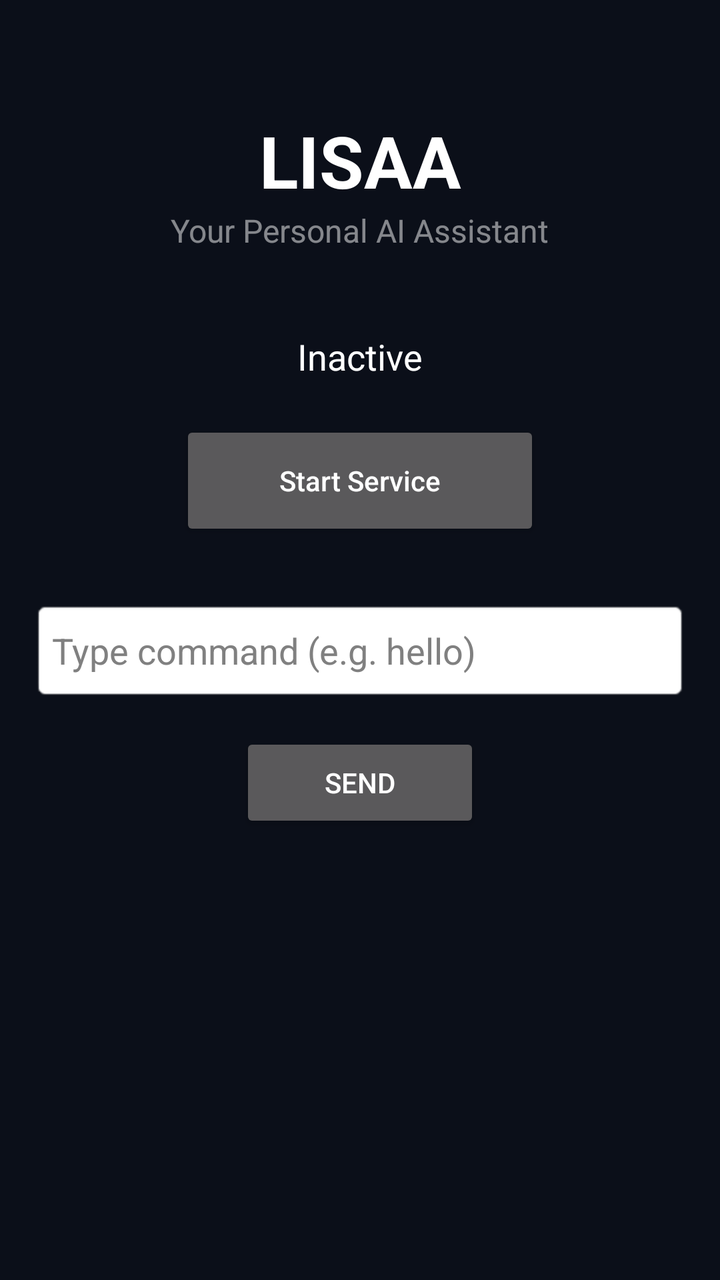
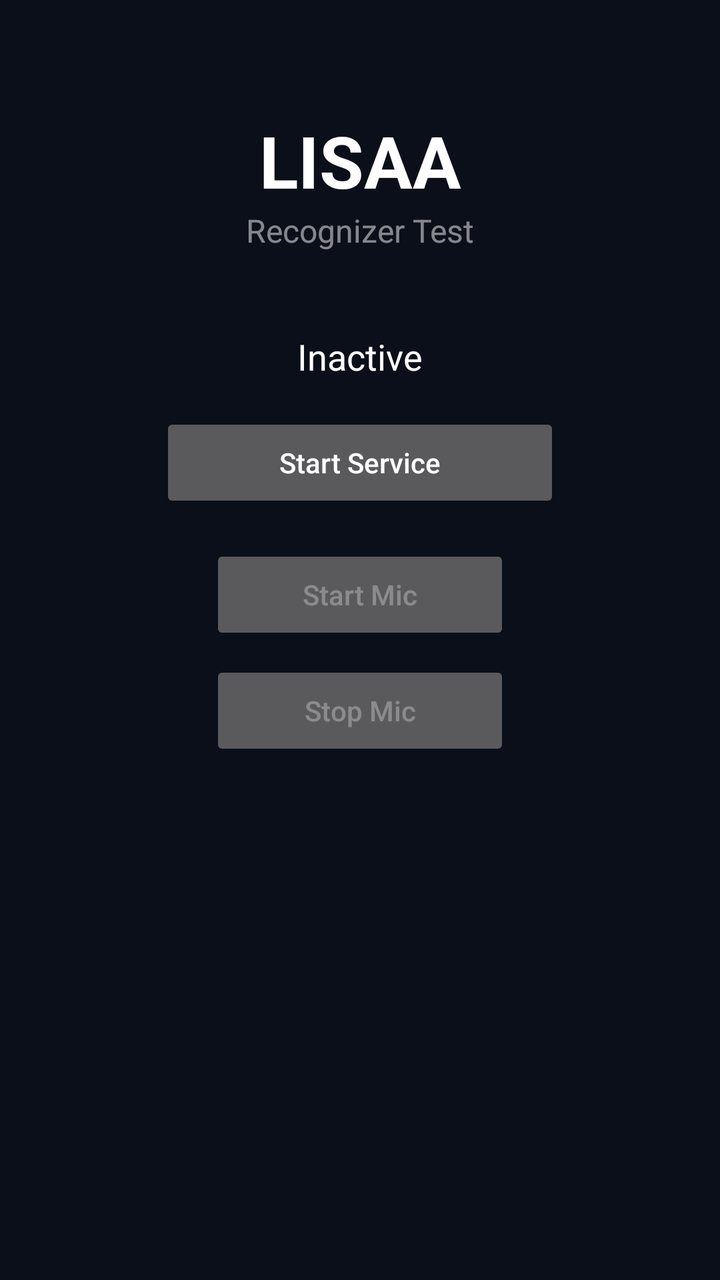

Before-and-after screenshots of an Android layout around one commit, followed by the original layout XML and the change that was made.
<!-- AndroidManifest.xml: application theme Theme.LISAA -->
<!-- res/layout/activity_main.xml -->
<?xml version="1.0" encoding="utf-8"?>
<androidx.constraintlayout.widget.ConstraintLayout
    xmlns:android="http://schemas.android.com/apk/res/android"
    xmlns:app="http://schemas.android.com/apk/res-auto"
    android:layout_width="match_parent"
    android:layout_height="match_parent"
    android:background="#0B0F19"
    android:padding="16dp">

    <TextView
        android:id="@+id/title"
        android:layout_width="wrap_content"
        android:layout_height="wrap_content"
        android:text="LISAA"
        android:textSize="36sp"
        android:textStyle="bold"
        android:textColor="#FFFFFF"
        app:layout_constraintTop_toTopOf="parent"
        app:layout_constraintStart_toStartOf="parent"
        app:layout_constraintEnd_toEndOf="parent"
        android:layout_marginTop="40dp"/>

    <TextView
        android:id="@+id/subtitle"
        android:layout_width="wrap_content"
        android:layout_height="wrap_content"
        android:text="Your Personal AI Assistant"
        android:textColor="#80FFFFFF"
        android:textSize="16sp"
        app:layout_constraintTop_toBottomOf="@id/title"
        app:layout_constraintStart_toStartOf="parent"
        app:layout_constraintEnd_toEndOf="parent"/>

    <TextView
        android:id="@+id/statusText"
        android:layout_width="wrap_content"
        android:layout_height="wrap_content"
        android:text="Inactive"
        android:textColor="#FFFFFF"
        android:textSize="18sp"
        android:layout_marginTop="40dp"
        app:layout_constraintTop_toBottomOf="@id/subtitle"
        app:layout_constraintStart_toStartOf="parent"
        app:layout_constraintEnd_toEndOf="parent"/>

    <Button
        android:id="@+id/toggleButton"
        android:layout_width="180dp"
        android:layout_height="60dp"
        android:text="Start Service"
        android:textAllCaps="false"
        app:layout_constraintTop_toBottomOf="@id/statusText"
        app:layout_constraintStart_toStartOf="parent"
        app:layout_constraintEnd_toEndOf="parent"
        android:layout_marginTop="20dp"/>

    <EditText
        android:id="@+id/testInput"
        android:layout_width="0dp"
        android:layout_height="50dp"
        android:hint="Type command (e.g. hello)"
        android:textColorHint="#808080"
        android:textColor="#FFFFFF"
        android:background="@android:drawable/editbox_background"
        android:padding="10dp"
        app:layout_constraintTop_toBottomOf="@id/toggleButton"
        app:layout_constraintStart_toStartOf="parent"
        app:layout_constraintEnd_toEndOf="parent"
        android:layout_marginTop="30dp"/>

    <Button
        android:id="@+id/testButton"
        android:layout_width="120dp"
        android:layout_height="50dp"
        android:text="Send"
        app:layout_constraintTop_toBottomOf="@id/testInput"
        app:layout_constraintStart_toStartOf="parent"
        app:layout_constraintEnd_toEndOf="parent"
        android:layout_marginTop="16dp"/>

</androidx.constraintlayout.widget.ConstraintLayout>
<!-- resources referenced by this layout -->
<resources>
  <style name="Theme.LISAA" parent="Theme.AppCompat.NoActionBar">
          <item name="android:windowBackground">@android:color/black</item>
      </style>
</resources>

<!-- the commit's change to res/layout/activity_main.xml (unified diff, before → after) -->
@@ -24,7 +24,7 @@
         android:id="@+id/subtitle"
         android:layout_width="wrap_content"
         android:layout_height="wrap_content"
-        android:text="Your Personal AI Assistant"
+        android:text="Recognizer Test"
         android:textColor="#80FFFFFF"
         android:textSize="16sp"
         app:layout_constraintTop_toBottomOf="@id/title"
@@ -45,37 +45,37 @@
 
     <Button
         android:id="@+id/toggleButton"
-        android:layout_width="180dp"
-        android:layout_height="60dp"
+        android:layout_width="200dp"
+        android:layout_height="50dp"
         android:text="Start Service"
         android:textAllCaps="false"
         app:layout_constraintTop_toBottomOf="@id/statusText"
         app:layout_constraintStart_toStartOf="parent"
         app:layout_constraintEnd_toEndOf="parent"
-        android:layout_marginTop="20dp"/>
-
-    <EditText
-        android:id="@+id/testInput"
-        android:layout_width="0dp"
-        android:layout_height="50dp"
-        android:hint="Type command (e.g. hello)"
-        android:textColorHint="#808080"
-        android:textColor="#FFFFFF"
-        android:background="@android:drawable/editbox_background"
-        android:padding="10dp"
-        app:layout_constraintTop_toBottomOf="@id/toggleButton"
-        app:layout_constraintStart_toStartOf="parent"
-        app:layout_constraintEnd_toEndOf="parent"
-        android:layout_marginTop="30dp"/>
+        android:layout_marginTop="16dp"/>
 
     <Button
-        android:id="@+id/testButton"
-        android:layout_width="120dp"
+        android:id="@+id/startMicButton"
+        android:layout_width="150dp"
         android:layout_height="50dp"
-        android:text="Send"
-        app:layout_constraintTop_toBottomOf="@id/testInput"
+        android:text="Start Mic"
+        android:textAllCaps="false"
+        android:enabled="false"
+        app:layout_constraintTop_toBottomOf="@id/toggleButton"
         app:layout_constraintStart_toStartOf="parent"
         app:layout_constraintEnd_toEndOf="parent"
         android:layout_marginTop="16dp"/>
 
+    <Button
+        android:id="@+id/stopMicButton"
+        android:layout_width="150dp"
+        android:layout_height="50dp"
+        android:text="Stop Mic"
+        android:textAllCaps="false"
+        android:enabled="false"
+        app:layout_constraintTop_toBottomOf="@id/startMicButton"
+        app:layout_constraintStart_toStartOf="parent"
+        app:layout_constraintEnd_toEndOf="parent"
+        android:layout_marginTop="8dp"/>
+
 </androidx.constraintlayout.widget.ConstraintLayout>
